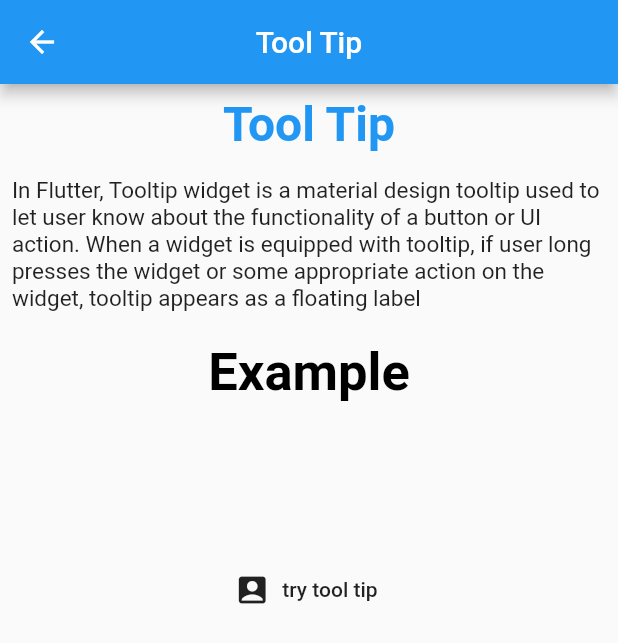
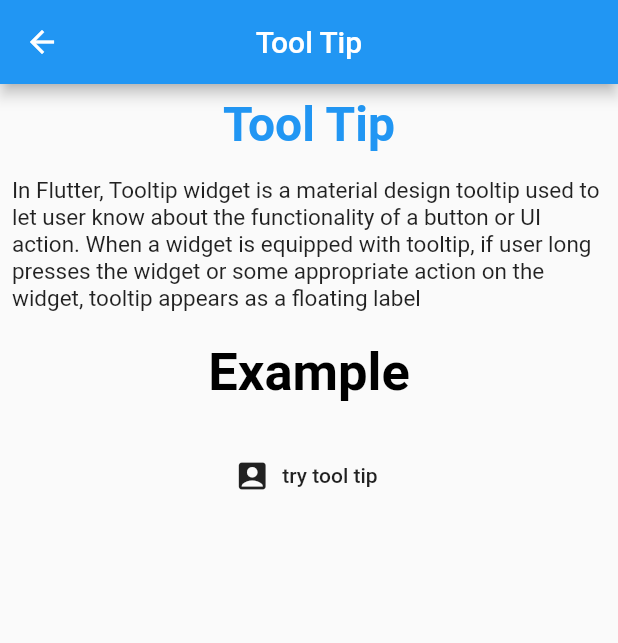
Before and after one commit to rushilshah23/Task-10, a Flutter app: the WidgetToolTip screen opened directly, on a phone screen of 412 x 824 dp. Shown: the top 643 px of the screen. Run offline on Flutter 3.47's test engine with Material 2 defaults, Android fonts, the phone set to English and light mode, and no system bars; our stand-ins replace firebase_auth, firebase_database, google_sign_in, shared_preferences; missing offline and left inert: dart:ffi; accounts and stored records are empty.

```diff
--- a/lib/main.dart
+++ b/lib/main.dart
@@ -56,7 +56,7 @@ class _MyAppState extends State<MyApp> {
    _loadData() async {
     final prefs = await SharedPreferences.getInstance();
     setState(() {
-     userDetails = prefs.getStringList('UserDetails');
+     userDetails = prefs.getStringList('UserDetails')??null;
      visited = prefs.getBool('isSignIn')??false;
     });
 
--- a/lib/views/WidgetsSection.dart
+++ b/lib/views/WidgetsSection.dart
@@ -245,6 +245,7 @@ class _WidgetSpacerState extends State<WidgetSpacer> {
                     width: 50,
                     color: Colors.green,
                   ),
+
                 ],
               ),
             ),
@@ -357,10 +358,7 @@ class _WidgetColouredFilteredState extends State<WidgetColouredFiltered> {
                     "It's easy to play around with color in Flutter widgets, and not just by modifying a color parameter. Check out the ColorFiltered widget, which lets you change and morph colors in weird and wonderful ways!"),
             Padding(
               padding: const EdgeInsets.all(12.0),
-              child: Text(
-                "Original Image",
-                style: TextStyle(fontSize: 25, fontWeight: FontWeight.bold),
-              ),
+              child: Text("Original Image",style: TextStyle(fontSize: 25,fontWeight: FontWeight.bold),),
             ),
             Padding(
               padding: const EdgeInsets.all(8.0),
@@ -373,18 +371,14 @@ class _WidgetColouredFilteredState extends State<WidgetColouredFiltered> {
             ),
             Padding(
               padding: const EdgeInsets.all(12.0),
-              child: Text(
-                "Color Filtered - BLUE",
-                style: TextStyle(fontSize: 25, fontWeight: FontWeight.bold),
-              ),
+              child: Text("Color Filtered - BLUE",style: TextStyle(fontSize: 25,fontWeight: FontWeight.bold),),
             ),
             Padding(
               padding: const EdgeInsets.all(8.0),
               child: Container(
-                  child: ColorFiltered(
-                colorFilter: ColorFilter.mode(Colors.blue, BlendMode.modulate),
-                child: Image.asset('assets/Flower.jpg'),
-              )),
+                child: ColorFiltered(colorFilter: ColorFilter.mode(Colors.blue, BlendMode.modulate),
+                child:Image.asset('assets/Flower.jpg'),)
+              ),
             )
           ],
         ),
@@ -416,16 +410,11 @@ class _WidgetToolTipState extends State<WidgetToolTip> {
             Tooltip(
                 showDuration: Duration(seconds: 2),
                 message: "This is account box",
-                child: Container(
-                  height: 200,
-                  width: 200,
-                  child: Expanded(
-                    child: FlatButton.icon(
-                      onPressed: () {},
-                      icon: Icon(Icons.account_box),
-                      label: Text("try tool tip"),
-                    ),
-                  ),
+                child: FlatButton.icon(
+
+                  onPressed: () {},
+                  icon: Icon(Icons.account_box),
+                  label: Text("try tool tip"),
                 ))
           ],
         ),
@@ -570,6 +559,8 @@ class _WidgetSizedBoxState extends State<WidgetSizedBox> {
               ),
             ),
           ),
+
+
         ],
       ),
     );
```
Also changed, not shown: lib/views/EditProfile.dart (+18 -9 lines), lib/views/LogInPage.dart (+12 -6 lines).
